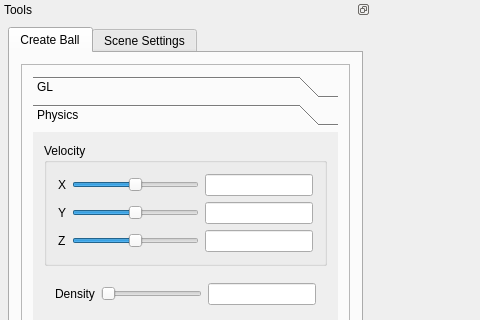
This is ui/mainwindow.ui in tengcm2015/CS123-final as Qt 5 draws it before an edit; both pictures show x 0 to 480 and y 0 to 320 of the 800 by 700 pixel window. The edited form follows.
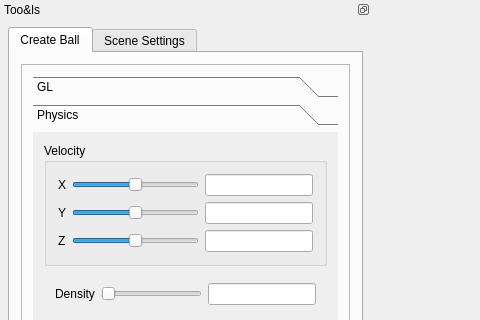
This is the edited form. Custom widgets are drawn as their Qt base class.

The edit to the form file:
```diff
--- a/ui/mainwindow.ui
+++ b/ui/mainwindow.ui
@@ -53,7 +53,7 @@
     <set>Qt::LeftDockWidgetArea|Qt::RightDockWidgetArea</set>
    </property>
    <property name="windowTitle">
-    <string>Tools</string>
+    <string>Too&amp;ls</string>
    </property>
    <attribute name="dockWidgetArea">
     <number>1</number>
```
Left out of the diff: 12 changed lines with no effect on the pictures.
